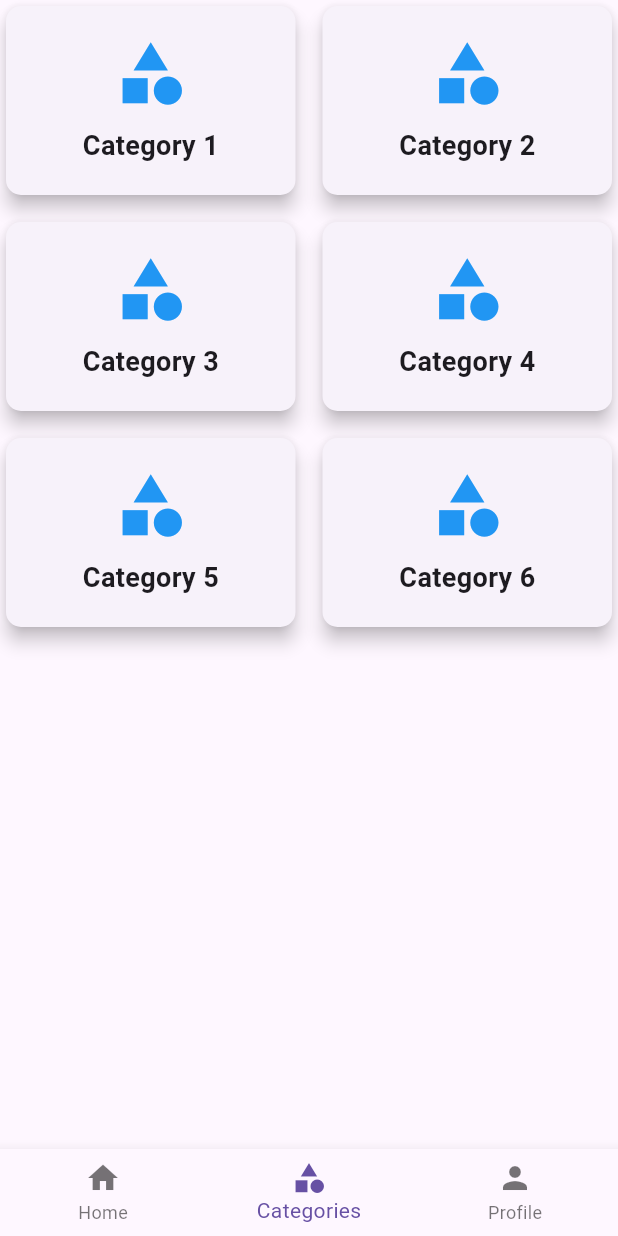
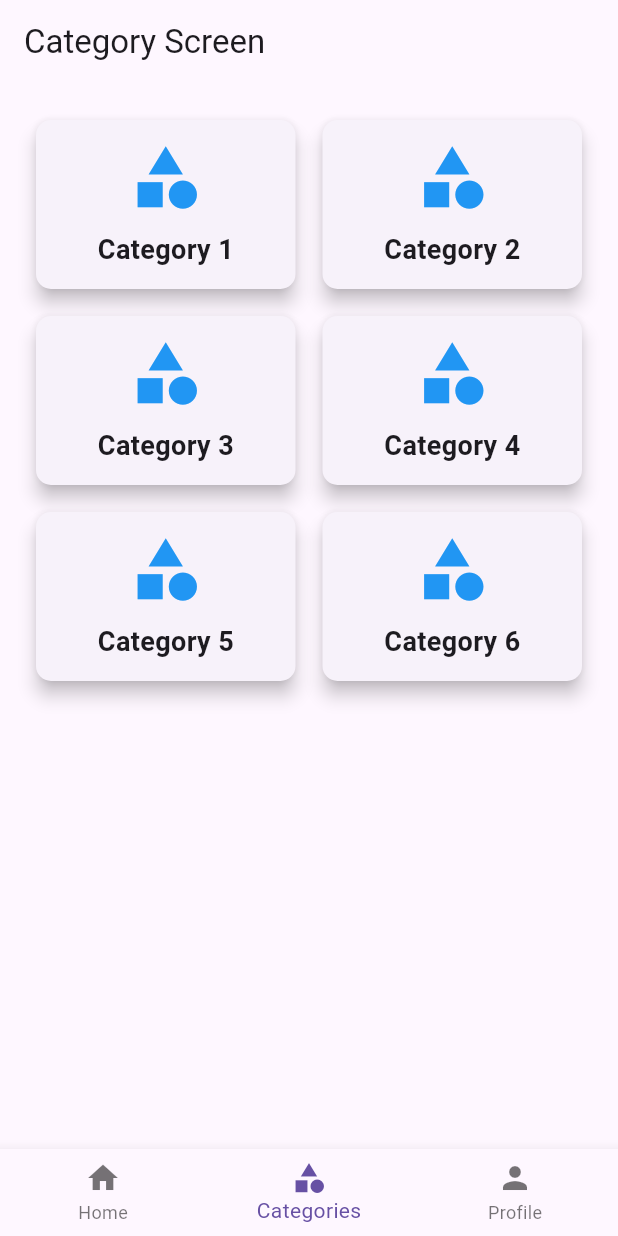
Before and after one commit to alazad214/practice_project, a Flutter app: the screen it shows after launch, after a tap on "See more", on a phone screen of 412 x 824 dp. Run offline on Flutter 3.47's test engine with Material 3 defaults, Android fonts, the light colour scheme and no system bars; drawn by our look-alikes of toastification; our stand-ins replace dotted_border, image_cropper, image_picker, open_file, pdf, qr_flutter and 2 more; missing offline and left inert: appinio_social_share, easy_url_launcher, maps_launcher.

Commit message:
advanced bottom nav screen added

```diff
--- a/lib/advance_bottom_nav/bottom_nav.dart
+++ b/lib/advance_bottom_nav/bottom_nav.dart
@@ -8,36 +8,35 @@ class BottomNav extends StatefulWidget {
   const BottomNav({super.key});
 
   @override
-  _BottomNavState createState() => _BottomNavState();
+  BottomNavState createState() => BottomNavState();
 }
 
-class _BottomNavState extends State<BottomNav> {
-  int _selectedIndex = 0;
+class BottomNavState extends State<BottomNav> {
+  int selectedIndex = 0;
 
-  void _onItemTapped(int index) {
+  void onItemTaped(int index) {
     setState(() {
-      _selectedIndex = index;
+      selectedIndex = index;
     });
   }
 
-
-  void _switchToCategoryTab() {
+  void switchToCategoryTab() {
     setState(() {
-      _selectedIndex = 1;
+      selectedIndex = 1;
     });
   }
 
   @override
   Widget build(BuildContext context) {
     return Scaffold(
-      body: _selectedIndex == 0
-          ? HomeScreen(onSeeAllPressed: _switchToCategoryTab)
-          : _selectedIndex == 1
+      body: selectedIndex == 0
+          ? HomeScreen(onSeeAllPressed: switchToCategoryTab)
+          : selectedIndex == 1
               ? CategoryScreen()
               : ProfileScreen(),
       bottomNavigationBar: BottomNavigationBar(
-        currentIndex: _selectedIndex,
-        onTap: _onItemTapped,
+        currentIndex: selectedIndex,
+        onTap: onItemTaped,
         items: const <BottomNavigationBarItem>[
           BottomNavigationBarItem(
             icon: Icon(Icons.home),
--- a/lib/advance_bottom_nav/category.dart
+++ b/lib/advance_bottom_nav/category.dart
@@ -6,7 +6,11 @@ class CategoryScreen extends StatelessWidget {
   @override
   Widget build(BuildContext context) {
     return Scaffold(
-      body: Expanded(
+      appBar: AppBar(
+        title: Text('Category Screen'),
+      ),
+      body: Padding(
+        padding: const EdgeInsets.all(20),
         child: GridView.builder(
           gridDelegate: SliverGridDelegateWithFixedCrossAxisCount(
             crossAxisCount: 2,
@@ -41,7 +45,6 @@ class CategoryScreen extends StatelessWidget {
           },
         ),
       ),
-
     );
   }
 }
```
